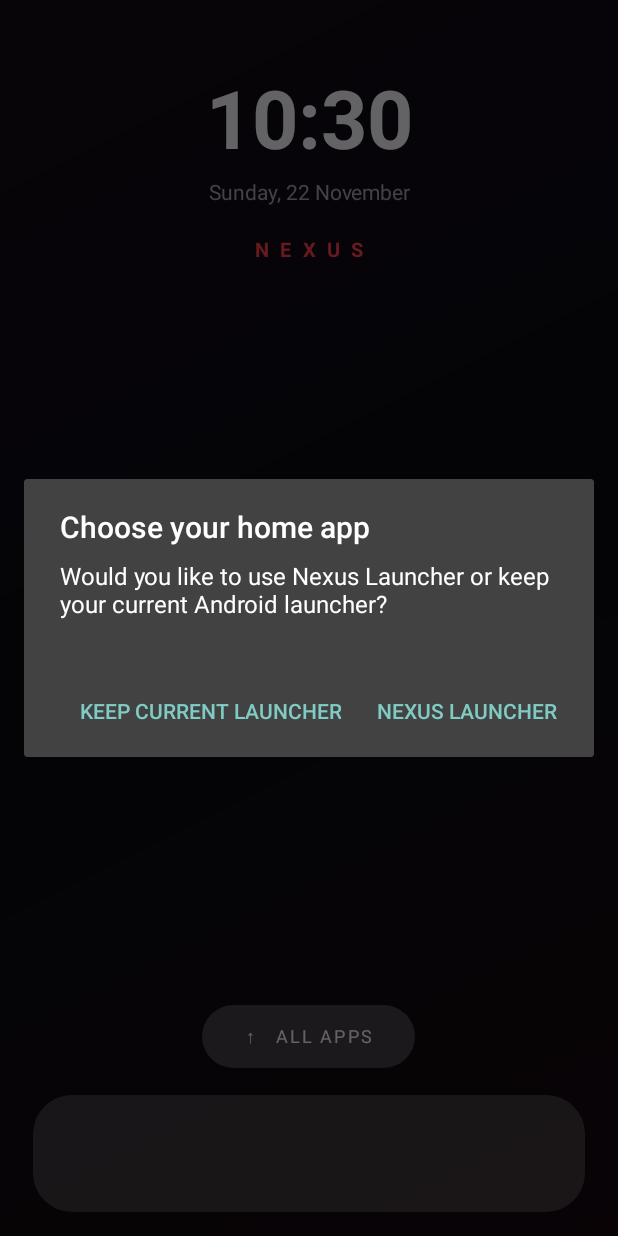
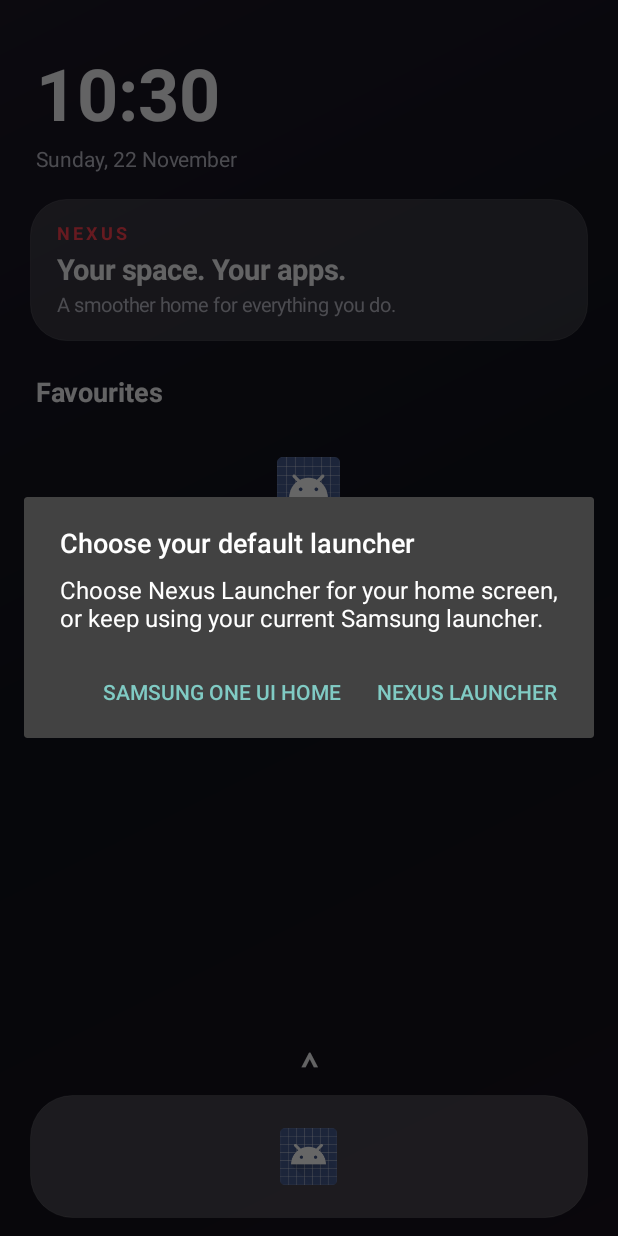
Before and after one commit to OPTIMIZERmax/nexuslauncher, an Android app: the screen it shows after launch (MainActivity), on a phone screen of 412 x 824 dp. Run offline under Robolectric (Android 15) with nearby library versions, the phone set to English and light mode, and no system bars.

Commit message:
Redesign launcher with Samsung One UI 8 inspired home and app grid

```diff
--- a/app/src/main/java/com/nexus/launcher/MainActivity.kt
+++ b/app/src/main/java/com/nexus/launcher/MainActivity.kt
@@ -10,260 +10,287 @@ import android.graphics.drawable.GradientDrawable
 import android.os.Build
 import android.os.Bundle
 import android.view.Gravity
-import android.view.MotionEvent
 import android.view.View
 import android.view.ViewGroup
+import android.view.WindowManager
 import android.widget.EditText
+import android.widget.GridLayout
 import android.widget.ImageView
 import android.widget.LinearLayout
 import android.widget.ScrollView
 import android.widget.TextView
-import android.widget.Toast
 import android.text.Editable
 import android.text.TextWatcher
 import java.text.SimpleDateFormat
 import java.util.Date
 import java.util.Locale
-import kotlin.math.abs
 
 class MainActivity : Activity() {
-    private val red = Color.rgb(255, 65, 80)
-    private val background = Color.rgb(10, 10, 16)
-    private val primary = Color.rgb(248, 247, 250)
-    private val muted = Color.rgb(165, 162, 174)
-    private lateinit var root: LinearLayout
-    private lateinit var drawerContent: LinearLayout
-    private lateinit var drawerScroll: ScrollView
-    private var startY = 0f
-    private var drawerOpen = false
+    private val ink = Color.rgb(17, 18, 25)
+    private val white = Color.rgb(249, 249, 252)
+    private val secondary = Color.rgb(188, 188, 200)
+    private val accent = Color.rgb(255, 65, 80)
+    private val prefs by lazy { getSharedPreferences("nexus", MODE_PRIVATE) }
 
     data class AppEntry(val label: String, val packageName: String, val icon: android.graphics.drawable.Drawable)
 
     override fun onCreate(savedInstanceState: Bundle?) {
         super.onCreate(savedInstanceState)
+        window.statusBarColor = Color.rgb(17, 18, 25)
+        window.navigationBarColor = Color.rgb(17, 18, 25)
+        window.addFlags(WindowManager.LayoutParams.FLAG_DRAWS_SYSTEM_BAR_BACKGROUNDS)
+        window.decorView.systemUiVisibility = 0
         showHome()
-        if (!getSharedPreferences("nexus", MODE_PRIVATE).getBoolean("launcher_choice_shown", false)) {
-            root.postDelayed({ showLauncherChoice() }, 450)
+        if (!prefs.getBoolean("launcher_choice_shown", false)) {
+            window.decorView.postDelayed({ showLauncherChoice() }, 350)
         }
     }
 
-    private fun dp(value: Int): Int = (value * resources.displayMetrics.density).toInt()
+    private fun dp(value: Int) = (value * resources.displayMetrics.density).toInt()
 
-    private fun label(text: String, size: Float, color: Int, bold: Boolean = false): TextView =
+    private fun rounded(color: Int, radius: Int, stroke: Int = Color.TRANSPARENT) =
+        GradientDrawable().apply {
+            setColor(color)
+            cornerRadius = dp(radius).toFloat()
+            if (stroke != Color.TRANSPARENT) setStroke(dp(1), stroke)
+        }
+
+    private fun text(value: String, size: Float, color: Int, bold: Boolean = false) =
         TextView(this).apply {
-            this.text = text
+            text = value
             textSize = size
             setTextColor(color)
             if (bold) typeface = Typeface.create("sans-serif", Typeface.BOLD)
+            includeFontPadding = false
         }
 
-    private fun wallpaperBackground(): GradientDrawable = GradientDrawable(
-        GradientDrawable.Orientation.TL_BR,
-        intArrayOf(Color.rgb(20, 12, 22), Color.rgb(9, 10, 17), Color.rgb(22, 8, 16))
-    )
+    private fun apps(): List<AppEntry> {
+        val intent = Intent(Intent.ACTION_MAIN).addCategory(Intent.CATEGORY_LAUNCHER)
+        return packageManager.queryIntentActivities(intent, 0)
+            .map { info ->
+                AppEntry(info.loadLabel(packageManager).toString(), info.activityInfo.packageName, info.loadIcon(packageManager))
+            }
+            .distinctBy { it.packageName }
+            .sortedBy { it.label.lowercase(Locale.getDefault()) }
+    }
+
+    private fun openApp(app: AppEntry) {
+        packageManager.getLaunchIntentForPackage(app.packageName)?.let { startActivity(it) }
+    }
 
     private fun showHome() {
-        drawerOpen = false
-        root = LinearLayout(this).apply {
+        val installed = apps()
+        val page = LinearLayout(this).apply {
             orientation = LinearLayout.VERTICAL
-            gravity = Gravity.CENTER_HORIZONTAL
-            background = wallpaperBackground()
-            setPadding(dp(22), dp(42), dp(22), dp(16))
-            isClickable = true
-            setOnTouchListener { _, event ->
-                when (event.action) {
-                    MotionEvent.ACTION_DOWN -> { startY = event.y; true }
-                    MotionEvent.ACTION_UP -> {
-                        val delta = event.y - startY
-                        if (delta < -dp(55)) openDrawer()
-                        true
-                    }
-                    else -> true
-                }
-            }
+            setPadding(dp(20), dp(24), dp(20), dp(12))
+            background = GradientDrawable(
+                GradientDrawable.Orientation.TL_BR,
+                intArrayOf(Color.rgb(29, 24, 38), Color.rgb(15, 17, 27), Color.rgb(24, 18, 29))
+            )
         }
 
-        val clock = label(SimpleDateFormat("HH:mm", Locale.getDefault()).format(Date()), 54f, primary, true)
-        clock.gravity = Gravity.CENTER
-        root.addView(clock, LinearLayout.LayoutParams(ViewGroup.LayoutParams.MATCH_PARENT, ViewGroup.LayoutParams.WRAP_CONTENT))
-        root.addView(label(SimpleDateFormat("EEEE, d MMMM", Locale.getDefault()).format(Date()), 14f, muted).apply {
-            gravity = Gravity.CENTER
-            setPadding(0, dp(4), 0, dp(12))
+        val header = LinearLayout(this).apply {
+            orientation = LinearLayout.VERTICAL
+            setPadding(dp(4), dp(12), dp(4), dp(18))
+        }
+        val time = text(SimpleDateFormat("HH:mm", Locale.getDefault()).format(Date()), 48f, white, true)
+        header.addView(time)
+        header.addView(text(SimpleDateFormat("EEEE, d MMMM", Locale.getDefault()).format(Date()), 14f, secondary).apply {
+            setPadding(0, dp(6), 0, 0)
+        })
+        page.addView(header)
+
+        val glance = LinearLayout(this).apply {
+            orientation = LinearLayout.VERTICAL
+            background = rounded(Color.argb(38, 255, 255, 255), 24, Color.argb(28, 255, 255, 255))
+            setPadding(dp(18), dp(16), dp(18), dp(16))
+        }
+        glance.addView(text("NEXUS", 12f, accent, true).apply { letterSpacing = 0.18f })
+        glance.addView(text("Your space. Your apps.", 19f, white, true).apply {
+            setPadding(0, dp(7), 0, dp(5))
+        })
+        glance.addView(text("A smoother home for everything you do.", 13f, secondary))
+        page.addView(glance, LinearLayout.LayoutParams(ViewGroup.LayoutParams.MATCH_PARENT, ViewGroup.LayoutParams.WRAP_CONTENT).apply {
+            bottomMargin = dp(24)
         })
 
-        root.addView(label("N E X U S", 13f, red, true).apply {
-            gravity = Gravity.CENTER
-            letterSpacing = 0.18f
-            setPadding(0, dp(8), 0, 0)
+        page.addView(text("Favourites", 18f, white, true).apply {
+            setPadding(dp(4), 0, 0, dp(14))
         })
 
-        val spacer = View(this)
-        root.addView(spacer, LinearLayout.LayoutParams(1, 0, 1f))
+        val homeApps = chooseHomeApps(installed)
+        val grid = GridLayout(this).apply {
+            columnCount = 4
+            useDefaultMargins = false
+            alignmentMode = GridLayout.ALIGN_BOUNDS
+        }
+        homeApps.take(8).forEach { app -> grid.addView(appTile(app, false), GridLayout.LayoutParams().apply {
+            width = 0
+            height = dp(94)
+            columnSpec = GridLayout.spec(GridLayout.UNDEFINED, 1f)
+            setMargins(dp(2), dp(2), dp(2), dp(4))
+        }) }
+        page.addView(grid)
 
-        val drawerButton = TextView(this).apply {
-            text = "↑   ALL APPS"
-            textSize = 12f
-            letterSpacing = 0.12f
+        val fill = View(this)
+        page.addView(fill, LinearLayout.LayoutParams(1, 0, 1f))
+
+        val allApps = text("⌃", 24f, white, true).apply {
             gravity = Gravity.CENTER
-            setTextColor(primary)
-            background = rounded(Color.argb(55, 255, 255, 255), 22)
-            setOnClickListener { openDrawer() }
+            setOnClickListener { showDrawer() }
+            contentDescription = "Open app drawer"
         }
-        root.addView(drawerButton, LinearLayout.LayoutParams(dp(142), dp(42)).apply {
-            gravity = Gravity.CENTER
-            bottomMargin = dp(18)
-        })
+        page.addView(allApps, LinearLayout.LayoutParams(ViewGroup.LayoutParams.MATCH_PARENT, dp(30)))
 
         val dock = LinearLayout(this).apply {
             orientation = LinearLayout.HORIZONTAL
             gravity = Gravity.CENTER
-            background = rounded(Color.argb(48, 255, 255, 255), 26)
-            setPadding(dp(10), dp(10), dp(10), dp(10))
+            background = rounded(Color.argb(55, 255, 255, 255), 28, Color.argb(30, 255, 255, 255))
+            setPadding(dp(8), dp(8), dp(8), dp(8))
         }
-        val dockApps = findDockApps()
-        dockApps.forEach { app ->
-            val cell = LinearLayout(this).apply {
-                orientation = LinearLayout.VERTICAL
-                gravity = Gravity.CENTER
-                setOnClickListener {
-                    packageManager.getLaunchIntentForPackage(app.packageName)?.let { startActivity(it) }
-                }
-            }
-            val icon = ImageView(this).apply {
-                setImageDrawable(app.icon)
-                scaleType = ImageView.ScaleType.FIT_CENTER
-            }
-            cell.addView(icon, LinearLayout.LayoutParams(dp(42), dp(42)))
-            dock.addView(cell, LinearLayout.LayoutParams(0, dp(58), 1f))
+        chooseDockApps(installed).forEach { app ->
+            dock.addView(appTile(app, true), LinearLayout.LayoutParams(0, dp(66), 1f))
         }
-        root.addView(dock, LinearLayout.LayoutParams(ViewGroup.LayoutParams.MATCH_PARENT, dp(78)))
-        setContentView(root)
-        root.alpha = 0f
-        root.animate().alpha(1f).setDuration(180).start()
+        page.addView(dock, LinearLayout.LayoutParams(ViewGroup.LayoutParams.MATCH_PARENT, dp(82)).apply {
+            topMargin = dp(4)
+        })
+
+        setContentView(page)
+        page.alpha = 0f
+        page.translationY = dp(8).toFloat()
+        page.animate().alpha(1f).translationY(0f).setDuration(220).start()
     }
 
-    private fun rounded(color: Int, radius: Int) = GradientDrawable().apply {
-        setColor(color)
-        cornerRadius = dp(radius).toFloat()
+    private fun chooseHomeApps(installed: List<AppEntry>): List<AppEntry> {
+        val chosen = chooseDockApps(installed).toMutableList()
+        installed.filterNot { app -> chosen.any { it.packageName == app.packageName } }
+            .take(8 - chosen.size).forEach { chosen.add(it) }
+        return chosen
     }
 
-    private fun findDockApps(): List<AppEntry> {
-        val preferred = listOf(
-            listOf("com.google.android.dialer", "com.samsung.android.dialer"),
-            listOf("com.google.android.apps.messaging", "com.samsung.android.messaging"),
-            listOf("com.android.chrome"),
-            listOf("com.sec.android.app.camera", "com.android.camera2")
+    private fun chooseDockApps(installed: List<AppEntry>): List<AppEntry> {
+        val candidates = listOf(
+            listOf("com.samsung.android.dialer", "com.google.android.dialer"),
+            listOf("com.samsung.android.messaging", "com.google.android.apps.messaging"),
+            listOf("com.sec.android.app.camera", "com.android.camera2"),
+            listOf("com.android.chrome", "com.sec.android.app.sbrowser")
         )
-        val result = mutableListOf<AppEntry>()
-        preferred.forEach { candidates ->
-            val found = candidates.firstNotNullOfOrNull { pkg ->
-                try {
-                    val info = packageManager.getApplicationInfo(pkg, 0)
-                    if (packageManager.getLaunchIntentForPackage(pkg) == null) null
-                    else AppEntry(packageManager.getApplicationLabel(info).toString(), pkg, packageManager.getApplicationIcon(info))
-                } catch (_: Exception) { null }
-            }
-            if (found != null) result.add(found)
-        }
-        return result
+        val selected = candidates.mapNotNull { group ->
+            group.firstNotNullOfOrNull { pkg -> installed.firstOrNull { it.packageName == pkg } }
+        }.toMutableList()
+        installed.filterNot { app -> selected.any { it.packageName == app.packageName } }
+            .take(4 - selected.size).forEach { selected.add(it) }
+        return selected.take(4)
     }
 
-    private fun allApps(): List<AppEntry> {
-        val intent = Intent(Intent.ACTION_MAIN).addCategory(Intent.CATEGORY_LAUNCHER)
-        return packageManager.queryIntentActivities(intent, 0)
-            .map { info -> AppEntry(info.loadLabel(packageManager).toString(), info.activityInfo.packageName, info.loadIcon(packageManager)) }
-            .distinctBy { it.packageName }
-            .sortedBy { it.label.lowercase(Locale.getDefault()) }
+    private fun appTile(app: AppEntry, dockMode: Boolean): View {
+        val tile = LinearLayout(this).apply {
+            orientation = LinearLayout.VERTICAL
+            gravity = Gravity.CENTER
+            isClickable = true
+            isFocusable = true
+            setOnClickListener { openApp(app) }
+        }
+        val icon = ImageView(this).apply {
+            setImageDrawable(app.icon)
+            scaleType = ImageView.ScaleType.FIT_CENTER
+        }
+        tile.addView(icon, LinearLayout.LayoutParams(dp(if (dockMode) 38 else 42), dp(if (dockMode) 38 else 42)))
+        if (!dockMode) {
+            tile.addView(text(app.label, 11f, white).apply {
+                gravity = Gravity.CENTER
+                maxLines = 1
+                ellipsize = android.text.TextUtils.TruncateAt.END
+                setPadding(dp(2), dp(7), dp(2), 0)
+            }, LinearLayout.LayoutParams(ViewGroup.LayoutParams.MATCH_PARENT, ViewGroup.LayoutParams.WRAP_CONTENT))
+        }
+        tile.setOnLongClickListener {
+            android.widget.Toast.makeText(this, app.label, android.widget.Toast.LENGTH_SHORT).show()
+            true
+        }
+        return tile
     }
 
-    private fun openDrawer() {
-        if (drawerOpen) return
-        drawerOpen = true
-        val apps = allApps()
+    private fun showDrawer() {
+        val installed = apps()
         val page = LinearLayout(this).apply {
             orientation = LinearLayout.VERTICAL
-            background = wallpaperBackground()
-            setPadding(dp(20), dp(28), dp(20), dp(12))
+            background = GradientDrawable(
+                GradientDrawable.Orientation.TL_BR,
+                intArrayOf(Color.rgb(29, 24, 38), Color.rgb(15, 17, 27))
+            )
+            setPadding(dp(20), dp(24), dp(20), dp(12))
         }
-        val top = LinearLayout(this).apply { orientation = LinearLayout.HORIZONTAL; gravity = Gravity.CENTER_VERTICAL }
-        val back = label("‹", 34f, primary).apply { setOnClickListener { showHome() } }
-        top.addView(back, LinearLayout.LayoutParams(dp(42), dp(48)))
-        top.addView(label("ALL APPS", 14f, primary, true).apply { letterSpacing = 0.12f })
-        page.addView(top)
-
+        page.addView(text("Apps", 30f, white, true).apply { setPadding(dp(2), dp(12), 0, dp(16)) })
         val search = EditText(this).apply {
             hint = "Search apps"
-            setHintTextColor(muted)
-            setTextColor(primary)
+            setHintTextColor(secondary)
+            setTextColor(white)
             textSize = 15f
             setSingleLine(true)
-            background = rounded(Color.rgb(34, 32, 40), 18)
-            setPadding(dp(16), 0, dp(16), 0)
+            background = rounded(Color.argb(48, 255, 255, 255), 24)
+            setPadding(dp(18), 0, dp(18), 0)
         }
-        page.addView(search, LinearLayout.LayoutParams(ViewGroup.LayoutParams.MATCH_PARENT, dp(48)).apply { topMargin = dp(12) })
-        drawerScroll = ScrollView(this).apply {
+        page.addView(search, LinearLayout.LayoutParams(ViewGroup.LayoutParams.MATCH_PARENT, dp(50)))
+        val scroll = ScrollView(this).apply {
             isFillViewport = true
-            overScrollMode = View.OVER_SCROLL_IF_CONTENT_SCROLLS
+            overScrollMode = View.OVER_SCROLL_NEVER
         }
-        drawerContent = LinearLayout(this).apply {
-            orientation = LinearLayout.VERTICAL
-            setPadding(0, dp(14), 0, dp(28))
+        val grid = GridLayout(this).apply { columnCount = 4; useDefaultMargins = false }
+        scroll.addView(grid)
+        page.addView(scroll, LinearLayout.LayoutParams(ViewGroup.LayoutParams.MATCH_PARENT, 0, 1f))
+
+        fun populate(query: String) {
+            grid.removeAllViews()
+            installed.filter { it.label.contains(query, true) }.forEach { app ->
+                grid.addView(appTile(app, false), GridLayout.LayoutParams().apply {
+                    width = 0
+                    height = dp(96)
+                    columnSpec = GridLayout.spec(GridLayout.UNDEFINED, 1f)
+                    setMargins(dp(1), dp(8), dp(1), dp(4))
+                })
+            }
         }
-        drawerScroll.addView(drawerContent)
-        page.addView(drawerScroll, LinearLayout.LayoutParams(ViewGroup.LayoutParams.MATCH_PARENT, 0, 1f))
-        setContentView(page)
-        renderApps(apps, "")
+        populate("")
         search.addTextChangedListener(object : TextWatcher {
             override fun beforeTextChanged(s: CharSequence?, start: Int, count: Int, after: Int) {}
-            override fun onTextChanged(s: CharSequence?, start: Int, before: Int, count: Int) { renderApps(apps, s?.toString().orEmpty()) }
+            override fun onTextChanged(s: CharSequence?, start: Int, before: Int, count: Int) { populate(s?.toString().orEmpty()) }
             override fun afterTextChanged(s: Editable?) {}
         })
+        val back = text("Home", 14f, white, true).apply {
+            gravity = Gravity.CENTER
+            background = rounded(Color.argb(42, 255, 255, 255), 20)
+            setOnClickListener { showHome() }
+        }
+        page.addView(back, LinearLayout.LayoutParams(ViewGroup.LayoutParams.MATCH_PARENT, dp(44)).apply {
+            topMargin = dp(8)
+        })
+        setContentView(page)
         page.alpha = 0f
-        page.animate().alpha(1f).setDuration(160).start()
-    }
-
-    private fun renderApps(apps: List<AppEntry>, query: String) {
-        drawerContent.removeAllViews()
-        val filtered = apps.filter { it.label.contains(query, true) }
-        filtered.forEach { app ->
-            val row = LinearLayout(this).apply {
-                orientation = LinearLayout.HORIZONTAL
-                gravity = Gravity.CENTER_VERTICAL
-                setPadding(dp(4), 0, dp(4), 0)
-                setOnClickListener { packageManager.getLaunchIntentForPackage(app.packageName)?.let { startActivity(it) } }
-            }
-            row.addView(ImageView(this).apply { setImageDrawable(app.icon) }, LinearLayout.LayoutParams(dp(32), dp(32)))
-            row.addView(label(app.label, 16f, primary).apply { setPadding(dp(14), 0, 0, 0) })
-            drawerContent.addView(row, LinearLayout.LayoutParams(ViewGroup.LayoutParams.MATCH_PARENT, dp(56)))
-        }
-        if (filtered.isEmpty()) drawerContent.addView(label("No apps found", 14f, muted))
+        page.animate().alpha(1f).setDuration(180).start()
     }
 
     private fun showLauncherChoice() {
-        if (isFinishing || drawerOpen) return
+        if (isFinishing) return
         AlertDialog.Builder(this)
-            .setTitle("Choose your home app")
-            .setMessage("Would you like to use Nexus Launcher or keep your current Android launcher?")
+            .setTitle("Choose your default launcher")
+            .setMessage("Choose Nexus Launcher for your home screen, or keep using your current Samsung launcher.")
             .setPositiveButton("Nexus Launcher") { _, _ ->
-                getSharedPreferences("nexus", MODE_PRIVATE).edit().putBoolean("launcher_choice_shown", true).apply()
-                requestHomeRole()
+                prefs.edit().putBoolean("launcher_choice_shown", true).apply()
+                if (Build.VERSION.SDK_INT >= Build.VERSION_CODES.Q) {
+                    val manager = getSystemService(RoleManager::class.java)
+                    if (manager != null && manager.isRoleAvailable(RoleManager.ROLE_HOME) && !manager.isRoleHeld(RoleManager.ROLE_HOME)) {
+                        startActivityForResult(manager.createRequestRoleIntent(RoleManager.ROLE_HOME), 42)
+                    }
+                } else {
+                    startActivity(Intent("android.settings.HOME_SETTINGS"))
+                }
             }
-            .setNegativeButton("Keep current launcher") { _, _ ->
-                getSharedPreferences("nexus", MODE_PRIVATE).edit().putBoolean("launcher_choice_shown", true).apply()
+            .setNegativeButton("Samsung One UI Home") { _, _ ->
+                prefs.edit().putBoolean("launcher_choice_shown", true).apply()
                 finish()
             }
             .setCancelable(false)
             .show()
     }
-
-    private fun requestHomeRole() {
-        if (Build.VERSION.SDK_INT >= Build.VERSION_CODES.Q) {
-            val roleManager = getSystemService(RoleManager::class.java)
-            if (roleManager != null && !roleManager.isRoleHeld(RoleManager.ROLE_HOME)) {
-                startActivityForResult(roleManager.createRequestRoleIntent(RoleManager.ROLE_HOME), 42)
-            }
-        } else {
-            startActivity(Intent("android.settings.HOME_SETTINGS"))
-        }
-    }
 }
```
